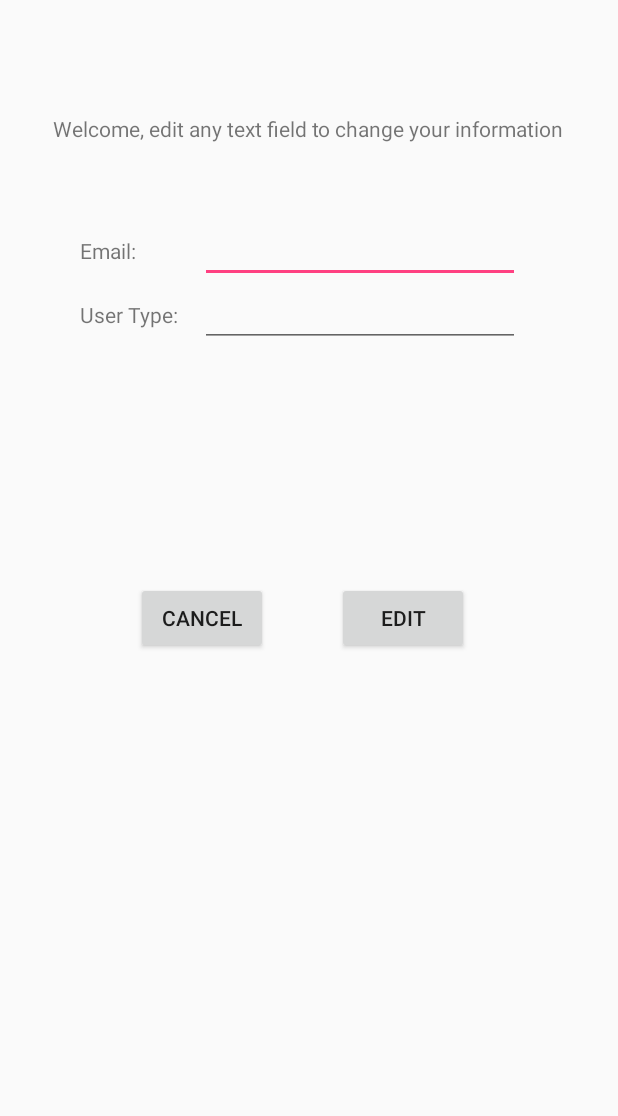
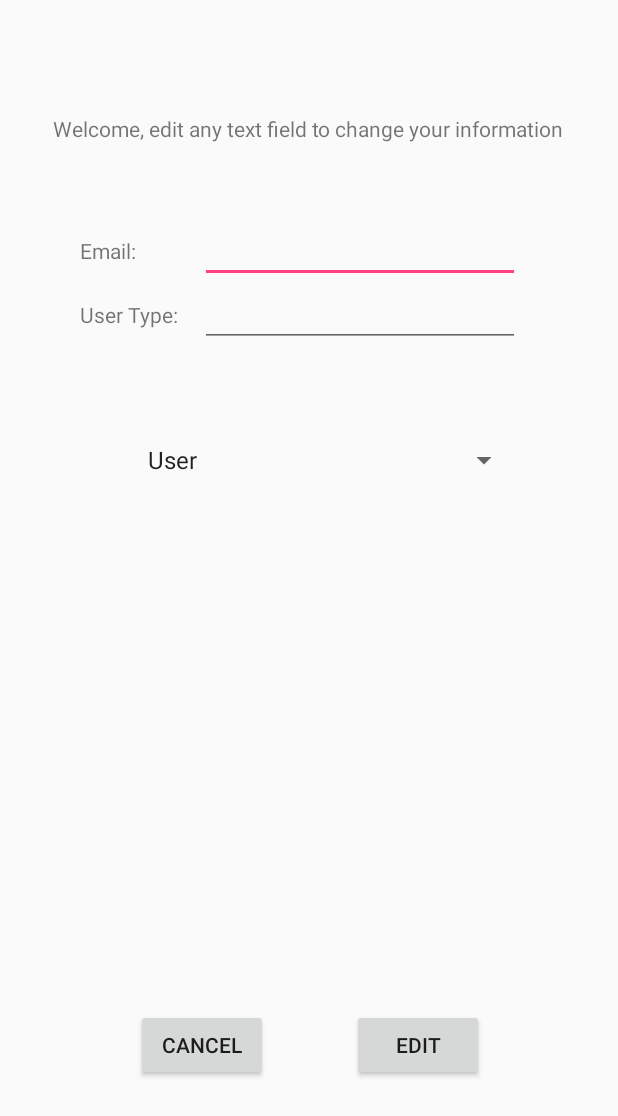
Before and after one commit to zcheshire/cs2340, an Android app: the SettingsActivity screen opened directly, with no data from a screen before it, on a phone screen of 412 x 824 dp. Shown: the top 1116 px of the screen. Run offline under Robolectric (Android 15) with nearby library versions, the phone set to English and light mode, and no system bars.

Commit message:
Settings activity

```diff
--- a/Water/app/src/main/java/com/gitrekt/water/controller/HomeActivity.java
+++ b/Water/app/src/main/java/com/gitrekt/water/controller/HomeActivity.java
@@ -39,4 +39,9 @@ public class HomeActivity extends AppCompatActivity {
         model.setCurrentUser(null);
         super.onBackPressed();
     }
+
+    public void settings(View view) {
+        Intent intent = new Intent(this, SettingsActivity.class);
+        startActivity(intent);
+    }
 }
--- a/Water/app/src/main/java/com/gitrekt/water/controller/SettingsActivity.java
+++ b/Water/app/src/main/java/com/gitrekt/water/controller/SettingsActivity.java
@@ -7,7 +7,9 @@ import android.content.Intent;
 import android.support.v7.app.AppCompatActivity;
 import android.os.Bundle;
 import android.view.View;
+import android.widget.ArrayAdapter;
 import android.widget.EditText;
+import android.widget.Spinner;
 
 import com.gitrekt.water.R;
 import com.gitrekt.water.model.Model;
@@ -21,8 +23,10 @@ public class SettingsActivity extends AppCompatActivity {
     private Model model;
 
     private EditText emailField;
-    private EditText userTypeField;
-    private UserType userType;
+    private EditText passwordField;
+    private Spinner selectedType;
+
+    ArrayAdapter<UserType> userTypeAdapter;
 
     @Override
     protected void onCreate(Bundle savedInstanceState) {
@@ -34,34 +38,36 @@ public class SettingsActivity extends AppCompatActivity {
         //Hardcoded values for the login, will be replaced
 
         //Get references to the view objects we interface with
-        emailField = (EditText) findViewById(R.id.loginEmail);
-        userTypeField = (EditText) findViewById(R.id.loginPassword);
+        emailField = (EditText) findViewById(R.id.editEmail);
+        passwordField = (EditText) findViewById(R.id.editPassword);
+
+        selectedType = (Spinner) findViewById(R.id.userTypeSpinner);
+        userTypeAdapter =
+                new ArrayAdapter<UserType>(this, android.R.layout.simple_spinner_item, UserType.values());
+
+        userTypeAdapter.setDropDownViewResource(android.R.layout.simple_spinner_dropdown_item);
+
+        selectedType.setAdapter(userTypeAdapter);
     }
     public void cancelEdit(View view) {
         //Just return to the parent activity (main activity)
         this.onBackPressed();
     }
     public void performEdit(View view) {
-        User _user = new User();
-        //Create a new user from the username and password fields
-        if (model.getCurrentUser().getUserName().equals(emailField)
-                && model.getCurrentUser().getUserType().equals(userTypeField) ) {
+        User _user = model.getCurrentUser();
 
-            return;
-        } else if (model.getCurrentUser().getUserName().equals(emailField)
-                && !model.getCurrentUser().getUserType().equals(userTypeField)) {
+        emailField.setText(_user.getUserName());
+        passwordField.setText(_user.getPassWord());
+        selectedType.setSelection(userTypeAdapter.getPosition(_user.getUserType()));
 
-            _user = new User(model.getCurrentUser().getUserName(),model.getCurrentUser().getPassWord(), userType);
-            model.setCurrentUser(_user);
+        ArrayList<User> uList = model.getUserList();
+        for (User u: uList) {
+            if (_user.getUserName().equals(u.getUserName())) {
 
-        } else {
-            boolean doesNotExist;
-            ArrayList<User> uList = model.getUserList();
-            for (User u : uList) {
-                if (emailField.getText().toString().equals(u.getUserName())) {
+                //If username is taken, then notify user
                 Context context = view.getContext();
                 AlertDialog.Builder builder1 = new AlertDialog.Builder(context);
-                    builder1.setMessage("Username is taken");
+                builder1.setMessage("Username is already taken");
                 builder1.setCancelable(true);
                 builder1.setPositiveButton(
                         "OK",
@@ -72,21 +78,21 @@ public class SettingsActivity extends AppCompatActivity {
                         });
                 AlertDialog alert11 = builder1.create();
                 alert11.show();
+                emailField.setText("");
+                passwordField.setText("");
                 return;
+            }
 
-                    //Move on to the Home Screen once logged in
-                    //Intent intent = new Intent(this, HomeActivity.class);
-                    //startActivity(intent);
 
-                    //If they return from HomeActivity (Logout),
-                    //this will return to the parent activity (main activity)
+        }
+        model.removeUser(_user);
+
+        _user = new User(emailField.getText().toString(),
+                passwordField.getText().toString(),
+                (UserType) selectedType.getSelectedItem());
+
+        model.addUser(_user);
+        model.setCurrentUser(_user);
+        finish();
     }
 }
-
-            _user = new User(emailField.getText().toString(),model.getCurrentUser().getPassWord(), model.getCurrentUser().getUserType());
-            model.setCurrentUser(_user);
-
-        }
-
-    }
-}
--- a/Water/app/src/main/res/layout/activity_settings.xml
+++ b/Water/app/src/main/res/layout/activity_settings.xml
@@ -59,32 +59,44 @@
         android:layout_height="wrap_content"
         android:inputType="textPersonName"
         android:ems="10"
-        android:id="@+id/editUserType"
+        android:id="@+id/editPassword"
         android:layout_alignBaseline="@+id/textView7"
         android:layout_alignBottom="@+id/textView7"
         android:layout_alignLeft="@+id/editEmail"
         android:layout_alignStart="@+id/editEmail" />
 
     <Button
+        android:text="Edit"
+        android:layout_width="wrap_content"
+        android:layout_height="wrap_content"
+        android:id="@+id/editButtton"
+        android:layout_marginRight="24dp"
+        android:layout_marginEnd="24dp"
+        android:onClick="performEdit"
+        android:layout_alignParentBottom="true"
+        android:layout_alignRight="@+id/editPassword"
+        android:layout_alignEnd="@+id/editPassword"
+        android:layout_marginBottom="87dp" />
+
+    <Button
         android:text="Cancel"
         android:layout_width="wrap_content"
         android:layout_height="wrap_content"
         android:id="@+id/button2"
+        android:onClick="cancelEdit"
         android:layout_alignBaseline="@+id/editButtton"
         android:layout_alignBottom="@+id/editButtton"
         android:layout_toRightOf="@+id/textView6"
-        android:layout_toEndOf="@+id/textView6"
-        android:onClick="cancelEdit" />
+        android:layout_toEndOf="@+id/textView6" />
 
-    <Button
-        android:text="Edit"
-        android:layout_width="wrap_content"
+    <Spinner
         android:layout_height="wrap_content"
-        android:id="@+id/editButtton"
-        android:layout_centerVertical="true"
-        android:layout_alignRight="@+id/editUserType"
-        android:layout_alignEnd="@+id/editUserType"
-        android:layout_marginRight="34dp"
-        android:layout_marginEnd="34dp"
-        android:onClick="performEdit" />
+        android:id="@+id/userTypeSpinner"
+        android:layout_width="match_parent"
+        android:layout_below="@+id/editPassword"
+        android:layout_marginTop="63dp"
+        android:layout_alignLeft="@+id/button2"
+        android:layout_alignStart="@+id/button2"
+        android:layout_alignRight="@+id/editPassword"
+        android:layout_alignEnd="@+id/editPassword" />
 </RelativeLayout>
```
Also changed, not shown: Water/app/src/main/res/layout/activity_home.xml (+10 -0 lines). Lines whose indentation alone changed are shown as unchanged.
